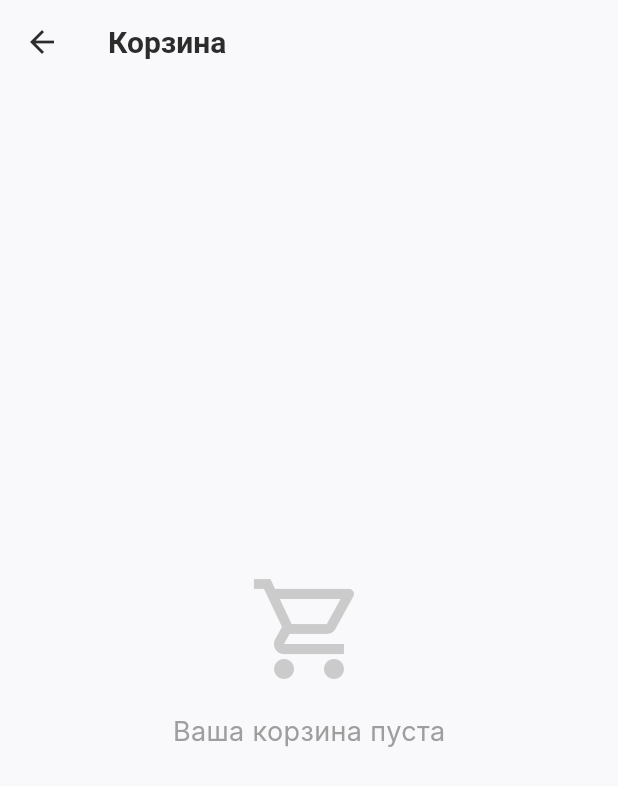
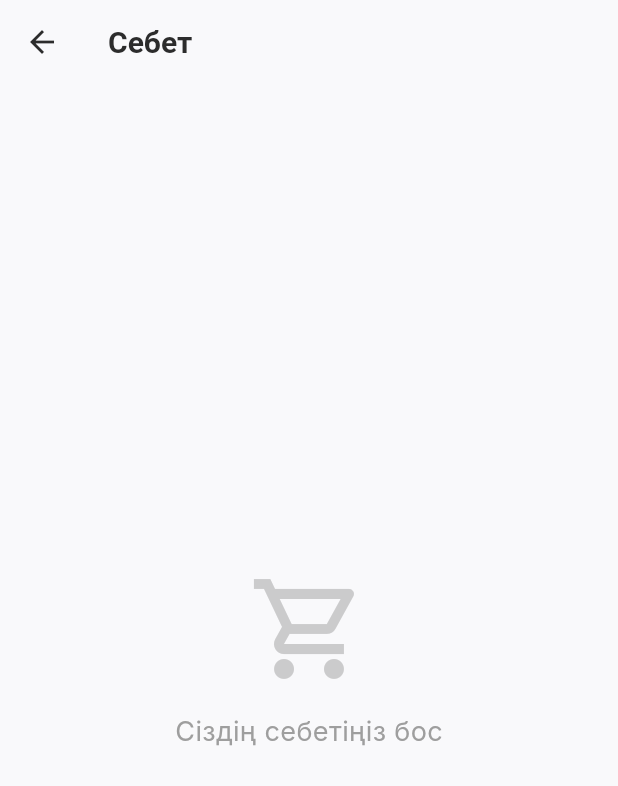
Before and after one commit to ali2107-ss/pet.mob, a Flutter app: the screen it shows after launch, scrolled down 576 dp, after a tap on the "shopping bag" icon, on a phone screen of 412 x 824 dp. Shown: the top 786 px of the screen. Run offline on Flutter 3.47's test engine with Material 3 defaults, Android fonts, the light colour scheme and no system bars; our stand-ins replace badges; network calls fail; Roboto replaces fonts that are missing (Inter).

Commit message:
Обновление названий и описаний для локализации на казахском языке

```diff
--- a/lib/main.dart
+++ b/lib/main.dart
@@ -20,7 +20,7 @@ class PetMobApp extends StatelessWidget {
         ChangeNotifierProvider(create: (_) => CartProvider()),
       ],
       child: MaterialApp(
-        title: 'PetMob',
+        title: 'ЗооМаг Казахстан',
         debugShowCheckedModeBanner: false,
         theme: AppTheme.lightTheme,
         home: const HomeScreen(),
--- a/lib/providers/product_provider.dart
+++ b/lib/providers/product_provider.dart
@@ -5,10 +5,10 @@ class ProductProvider with ChangeNotifier {
   final List<Product> _items = [
     Product(
       id: 'p1',
-      name: 'Purina Pro Plan',
+      name: 'Purina Pro Plan Қазақстан',
       description: 'Сухой корм для взрослых котов с лососем. Богатый витаминами и минералами, поддерживает иммунную систему и здоровье шерсти.',
-      price: 15.99,
-      category: 'Корм',
+      price: 7200,
+      category: 'Тамақ',
       imageUrl: 'https://images.unsplash.com/photo-1583337130417-3346a1be7dee?ixlib=rb-4.0.3&auto=format&fit=crop&w=500&q=60',
       rating: 4.8,
     ),
@@ -16,8 +16,8 @@ class ProductProvider with ChangeNotifier {
       id: 'p2',
       name: 'Когтеточка с игрушкой',
       description: 'Отличная когтеточка, которая спасет вашу мебель. Встроенная игрушка-мышка привлечет внимание вашего питомца на долгое время.',
-      price: 25.50,
-      category: 'Игрушки',
+      price: 11500,
+      category: 'Ойыншықтар',
       imageUrl: 'https://images.unsplash.com/photo-1545249390-6bdfa286032f?ixlib=rb-4.0.3&auto=format&fit=crop&w=500&q=60',
       rating: 4.5,
     ),
@@ -25,8 +25,8 @@ class ProductProvider with ChangeNotifier {
       id: 'p3',
       name: 'Ошейник кожаный',
       description: 'Прочный кожаный ошейник для собак средних пород. Длина регулируется, надежная застежка.',
-      price: 12.00,
-      category: 'Аксессуары',
+      price: 5400,
+      category: 'Аксессуарлар',
       imageUrl: 'https://images.unsplash.com/photo-1605386762369-026c9217a61d?ixlib=rb-4.0.3&auto=format&fit=crop&w=500&q=60',
       rating: 4.2,
     ),
@@ -34,8 +34,8 @@ class ProductProvider with ChangeNotifier {
       id: 'p4',
       name: 'Royal Canin Maxi',
       description: 'Корм для собак крупных пород. Укрепляет суставы и поддерживает оптимальный вес животного.',
-      price: 45.99,
-      category: 'Корм',
+      price: 20700,
+      category: 'Тамақ',
       imageUrl: 'https://plus.unsplash.com/premium_photo-1664300900349-afb72225dc26?ixlib=rb-4.0.3&auto=format&fit=crop&w=500&q=60',
       rating: 4.9,
     ),
@@ -43,17 +43,26 @@ class ProductProvider with ChangeNotifier {
       id: 'p5',
       name: 'Мячик для собак',
       description: 'Неубиваемый мячик с пищалкой для веселых игр. Подходит для активных собак мелких и средних пород.',
-      price: 5.99,
-      category: 'Игрушки',
+      price: 2700,
+      category: 'Ойыншықтар',
       imageUrl: 'https://images.unsplash.com/photo-1581467655410-0c2bf55d9d6c?ixlib=rb-4.0.3&auto=format&fit=crop&w=500&q=60',
       rating: 4.6,
+    ),
+    Product(
+      id: 'p6',
+      name: 'Қазақша ойыншық - Құйрықты мысық',
+      description: 'Традиционная казахская игрушка для кошек. Изготовлена из натуральных материалов, безопасна для животных.',
+      price: 3500,
+      category: 'Ойыншықтар',
+      imageUrl: 'https://images.unsplash.com/photo-1544568100-847a948585b9?ixlib=rb-4.0.3&auto=format&fit=crop&w=500&q=60',
+      rating: 4.7,
     ),
   ];
 
   List<Product> get items => [..._items];
 
   List<Product> getProductsByCategory(String category) {
-    if (category == 'Все') return items;
+    if (category == 'Барлығы') return items;
     return _items.where((prod) => prod.category == category).toList();
   }
 
--- a/lib/screens/cart_screen.dart
+++ b/lib/screens/cart_screen.dart
@@ -12,7 +12,7 @@ class CartScreen extends StatelessWidget {
 
     return Scaffold(
       appBar: AppBar(
-        title: const Text('Корзина'),
+        title: const Text('Себет'),
       ),
       body: cart.items.isEmpty
           ? Center(
@@ -21,7 +21,7 @@ class CartScreen extends StatelessWidget {
                 children: [
                   Icon(Icons.shopping_cart_outlined, size: 80, color: AppTheme.greyColor.withOpacity(0.5)),
                   const SizedBox(height: 16),
-                  const Text('Ваша корзина пуста', style: TextStyle(fontSize: 18, color: AppTheme.greyColor)),
+                  const Text('Сіздің себетіңіз бос', style: TextStyle(fontSize: 18, color: AppTheme.greyColor)),
                 ],
               ),
             )
@@ -66,11 +66,11 @@ class CartScreen extends StatelessWidget {
                           mainAxisAlignment: MainAxisAlignment.spaceBetween,
                           children: [
                             const Text(
-                              'Итого:',
+                              'Барлығы:',
                               style: TextStyle(fontSize: 20, fontWeight: FontWeight.bold, color: AppTheme.textColor),
                             ),
                             Text(
-                              '\$${cart.totalAmount.toStringAsFixed(2)}',
+                              '₸${cart.totalAmount.toStringAsFixed(0)}',
                               style: const TextStyle(fontSize: 24, fontWeight: FontWeight.bold, color: AppTheme.primaryColor),
                             ),
                           ],
@@ -81,12 +81,12 @@ class CartScreen extends StatelessWidget {
                           child: ElevatedButton(
                             onPressed: () {
                               ScaffoldMessenger.of(context).showSnackBar(
-                                const SnackBar(content: Text('Оформление заказа...')),
+                                const SnackBar(content: Text('Тапсырыс рәсімделуде...')),
                               );
                               cart.clear();
                               Navigator.of(context).pop();
                             },
-                            child: const Text('Оформить заказ'),
+                            child: const Text('Тапсырысты рәсімдеу'),
                           ),
                         ),
                       ],
--- a/lib/screens/home_screen.dart
+++ b/lib/screens/home_screen.dart
@@ -18,10 +18,10 @@ class HomeScreen extends StatefulWidget {
 class _HomeScreenState extends State<HomeScreen> with SingleTickerProviderStateMixin {
   int _selectedCategoryIndex = 0;
   final List<Map<String, dynamic>> _categories = [
-    {'name': 'Все', 'icon': Icons.pets},
-    {'name': 'Корм', 'icon': Icons.restaurant},
-    {'name': 'Игрушки', 'icon': Icons.toys},
-    {'name': 'Аксессуары', 'icon': Icons.content_cut},
+    {'name': 'Барлығы', 'icon': Icons.pets},
+    {'name': 'Тамақ', 'icon': Icons.restaurant},
+    {'name': 'Ойыншықтар', 'icon': Icons.toys},
+    {'name': 'Аксессуарлар', 'icon': Icons.content_cut},
   ];
   String _searchQuery = '';
   late AnimationController _animationController;
@@ -66,7 +66,7 @@ class _HomeScreenState extends State<HomeScreen> with SingleTickerProviderStateM
               crossAxisAlignment: CrossAxisAlignment.start,
               children: [
                   const Text(
-                  'Привет, Иван! 👋',
+                    'Сәлем, Айдар! 👋',
                     style: TextStyle(
                       fontSize: 16,
                       fontWeight: FontWeight.bold,
@@ -78,7 +78,7 @@ class _HomeScreenState extends State<HomeScreen> with SingleTickerProviderStateM
                     const Icon(Icons.location_on, size: 12, color: AppTheme.primaryColor),
                     const SizedBox(width: 4),
                     Text(
-                      'Москва, Россия',
+                      'Алматы, Казахстан',
                       style: TextStyle(
                         fontSize: 12,
                         color: AppTheme.greyColor,
@@ -139,7 +139,7 @@ class _HomeScreenState extends State<HomeScreen> with SingleTickerProviderStateM
                 crossAxisAlignment: CrossAxisAlignment.start,
                 children: [
                   const Text(
-                    'Позаботьтесь о',
+                    'Қамқорлық жасаңыз',
                     style: TextStyle(
                       fontSize: 28,
                       fontWeight: FontWeight.w400,
@@ -147,7 +147,7 @@ class _HomeScreenState extends State<HomeScreen> with SingleTickerProviderStateM
                     ),
                   ),
                   const Text(
-                    'вашем любимце',
+                    'сүйікті үй жануарыңызға',
                     style: TextStyle(
                       fontSize: 32,
                       fontWeight: FontWeight.w900,
@@ -178,7 +178,7 @@ class _HomeScreenState extends State<HomeScreen> with SingleTickerProviderStateM
                               });
                             },
                             decoration: InputDecoration(
-                              hintText: 'Найти корм, игрушки...',
+                              hintText: 'Тамақ, ойыншықтар, аксессуарлар іздеу...',
                               hintStyle: const TextStyle(color: AppTheme.greyColor, fontSize: 14),
                               prefixIcon: const Icon(Icons.search, color: AppTheme.primaryColor),
                               border: InputBorder.none,
--- a/lib/screens/product_details_screen.dart
+++ b/lib/screens/product_details_screen.dart
@@ -151,7 +151,7 @@ class _ProductDetailsScreenState extends State<ProductDetailsScreen> with Single
                     ),
                     const SizedBox(height: 24),
                     const Text(
-                      'Описание',
+                      'Сипаттама',
                       style: TextStyle(
                         fontSize: 20,
                         fontWeight: FontWeight.bold,
@@ -196,10 +196,10 @@ class _ProductDetailsScreenState extends State<ProductDetailsScreen> with Single
                 mainAxisSize: MainAxisSize.min,
                 crossAxisAlignment: CrossAxisAlignment.start,
                 children: [
-                  const Text('Цена', style: TextStyle(color: AppTheme.greyColor, fontSize: 14)),
+                  const Text('Баға', style: TextStyle(color: AppTheme.greyColor, fontSize: 14)),
                   const SizedBox(height: 4),
                   Text(
-                    '\$${widget.product.price.toStringAsFixed(2)}',
+                    '₸${widget.product.price.toStringAsFixed(0)}',
                     style: const TextStyle(
                       fontSize: 28,
                       fontWeight: FontWeight.bold,
@@ -213,7 +213,7 @@ class _ProductDetailsScreenState extends State<ProductDetailsScreen> with Single
                   Provider.of<CartProvider>(context, listen: false).addItem(widget.product);
                   ScaffoldMessenger.of(context).showSnackBar(
                     SnackBar(
-                      content: Text('${widget.product.name} добавлено в корзину'),
+                      content: Text('${widget.product.name} себетке қосылды'),
                       duration: const Duration(seconds: 2),
                       behavior: SnackBarBehavior.floating,
                       shape: RoundedRectangleBorder(borderRadius: BorderRadius.circular(10)),
@@ -222,7 +222,7 @@ class _ProductDetailsScreenState extends State<ProductDetailsScreen> with Single
                   );
                 },
                 icon: const Icon(Icons.shopping_cart),
-                label: const Text('В корзину'),
+                label: const Text('Себетке'),
                 style: ElevatedButton.styleFrom(
                   padding: const EdgeInsets.symmetric(horizontal: 32, vertical: 16),
                   shape: RoundedRectangleBorder(borderRadius: BorderRadius.circular(20)),
--- a/lib/widgets/product_card.dart
+++ b/lib/widgets/product_card.dart
@@ -96,7 +96,7 @@ class ProductCard extends StatelessWidget {
                     mainAxisAlignment: MainAxisAlignment.spaceBetween,
                     children: [
                       Text(
-                        '\$${product.price.toStringAsFixed(2)}',
+                        '₸${product.price.toStringAsFixed(0)}',
                         style: const TextStyle(
                           fontSize: 18,
                           fontWeight: FontWeight.bold,
--- a/pubspec.yaml
+++ b/pubspec.yaml
@@ -1,5 +1,5 @@
-name: petmob
-description: "A new Flutter project."
+name: zoomag_kz
+description: "Приложение зоомагазина для Казахстана."
 # The following line prevents the package from being accidentally published to
 # pub.dev using `flutter pub publish`. This is preferred for private packages.
 publish_to: 'none' # Remove this line if you wish to publish to pub.dev
```
Lines whose indentation alone changed are shown as unchanged.
